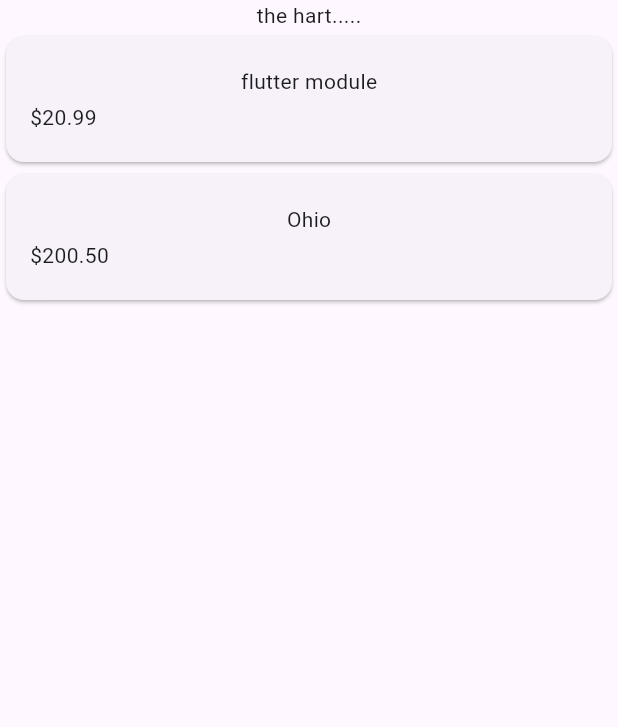
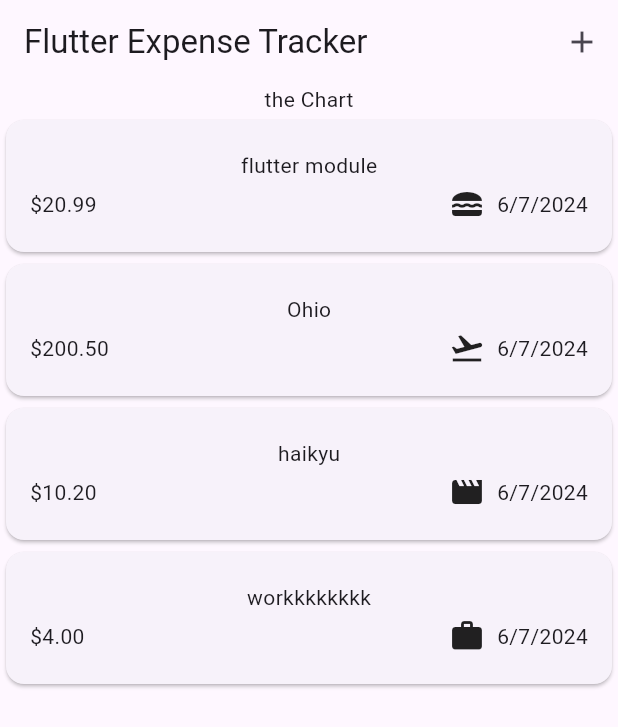
Before and after one commit to VanshRathore/Expense_tracker, a Flutter app: the screen it shows after launch, on a phone screen of 412 x 824 dp. Shown: the top 727 px of the screen. Run offline on Flutter 3.47's test engine with Material 3 defaults, Android fonts, the phone set to English and light mode, and no system bars.

Commit message:
second-commit

```diff
--- a/lib/models/expense.dart
+++ b/lib/models/expense.dart
@@ -1,11 +1,20 @@
+import 'package:flutter/material.dart';
+import 'package:intl/intl.dart';
 import 'package:uuid/uuid.dart';
 
+final formatter = DateFormat.yMd();
 const uuid = Uuid();
 
-enum Category { food, travel , work , leisure}
+enum Category { food, travel, work, leisure }
+
+const categoryIcons = {
+  Category.food: Icons.lunch_dining,
+  Category.leisure: Icons.movie,
+  Category.work: Icons.work,
+  Category.travel: Icons.flight_takeoff,
+};
 
 class Expense {
-
   Expense({
     required this.date,
     required this.amount,
@@ -18,4 +27,8 @@ class Expense {
   final double amount;
   final DateTime date;
   final Category category;
+
+  String get formattedDate{
+    return formatter.format(date);
+  }
 }
--- a/lib/widget/expenses.dart
+++ b/lib/widget/expenses.dart
@@ -1,5 +1,6 @@
 import 'package:expense_tracker/widget/expenses_list/expenses_list.dart';
 import 'package:expense_tracker/models/expense.dart';
+import 'package:expense_tracker/widget/new_expense.dart';
 import 'package:flutter/material.dart';
 
 class Expenses extends StatefulWidget {
@@ -23,15 +24,43 @@ class _ExpensesState extends State<Expenses> {
       amount: 200.50,
       title: 'Ohio',
       category: Category.travel,
+    ),
+    Expense(
+      date: DateTime.now(),
+      amount: 10.2,
+      title: 'haikyu',
+      category: Category.leisure,
+    ),
+    Expense(
+      date: DateTime.now(),
+      amount: 4,
+      title: 'workkkkkkkk',
+      category: Category.work,
     )
   ];
+
+  void _openAddExpenseOverlay() {
+    showModalBottomSheet(
+      context: context,
+      builder: (ctx) => const NewExpense(),
+    );
+  }
 
   @override
   Widget build(BuildContext context) {
     return Scaffold(
+      appBar: AppBar(
+        title: const Text('Flutter Expense Tracker'),
+        actions: [
+          IconButton(
+            onPressed: _openAddExpenseOverlay,
+            icon: const Icon(Icons.add),
+          )
+        ],
+      ),
       body: Column(
         children: [
-          const Text('the hart.....'),
+          const Text('the Chart'),
           Expanded(
             child: ExpensesList(
               expenses: _registerdExpense,
--- a/lib/widget/expenses_list/expense_item.dart
+++ b/lib/widget/expenses_list/expense_item.dart
@@ -22,7 +22,19 @@ class ExpenseItem extends StatelessWidget {
             ),
             Row(
               children: [
-                Text('\$${expenses.amount.toStringAsFixed(2)}')
+                Text('\$${expenses.amount.toStringAsFixed(2)}'),
+                const Spacer(),
+                Row(
+                  children: [
+                    Icon(
+                      categoryIcons[expenses.category],
+                    ),
+                    const SizedBox(
+                      width: 8,
+                    ),
+                    Text(expenses.formattedDate),
+                  ],
+                ),
               ],
             )
           ],
--- a/pubspec.yaml
+++ b/pubspec.yaml
@@ -36,6 +36,7 @@ dependencies:
   # Use with the CupertinoIcons class for iOS style icons.
   cupertino_icons: ^1.0.6
   uuid: ^4.4.0
+  intl: ^0.19.0
 
 dev_dependencies:
   flutter_test:
```
Also changed, not shown: lib/widget/new_expense.dart (added, +48 -0 lines), pubspec.lock.
